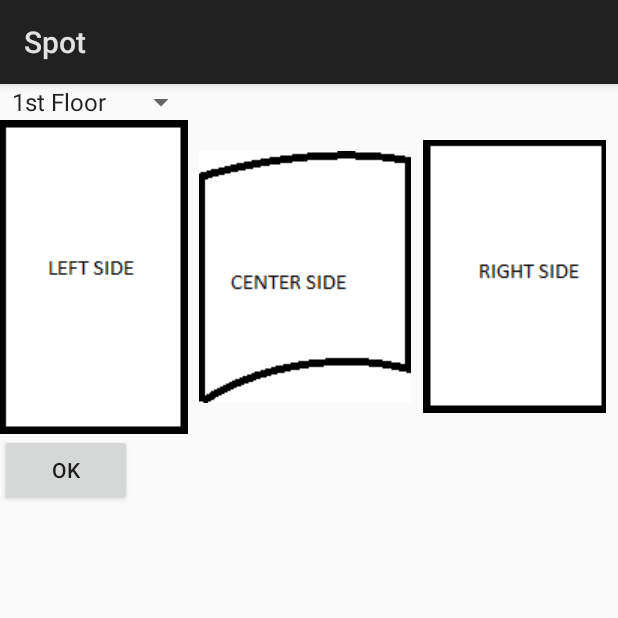
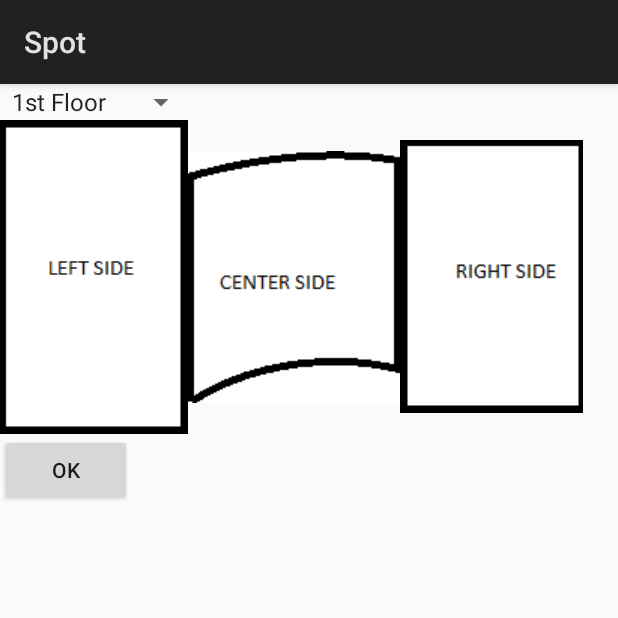
Before and after one commit to seb314/Spot, an Android app: the ConfirmPhotoLocationActivity screen opened directly, with no data from a screen before it, on a phone screen of 412 x 824 dp, the top half of it. Run offline under Robolectric (Android 15) with nearby library versions, the phone set to English and light mode, and no system bars.

Commit message:
updated layouts

```diff
--- a/app/src/main/res/layout/activity_confirm_photo_location.xml
+++ b/app/src/main/res/layout/activity_confirm_photo_location.xml
@@ -26,21 +26,18 @@
                 android:layout_width="wrap_content"
                 android:layout_height="wrap_content"
                 android:button="@drawable/left_side"
-                android:layout_weight="1"
                 android:onClick="onButtTouched"/>
             <RadioButton
                 android:id="@+id/center_butt"
                 android:layout_width="wrap_content"
                 android:layout_height="wrap_content"
                 android:button="@drawable/center_side"
-                android:layout_weight="1"
                 android:onClick="onButtTouched"/>
             <RadioButton
                 android:id="@+id/right_butt"
                 android:layout_width="wrap_content"
                 android:layout_height="wrap_content"
                 android:button="@drawable/right_side"
-                android:layout_weight="1"
                 android:onClick="onButtTouched"/>
         </RadioGroup>
         <Button
```
